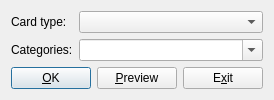
vasvlad/pomni, file mnemosyne/mnemosyne/pyqt_ui/edit_fact_dlg.ui: the form before one commit.
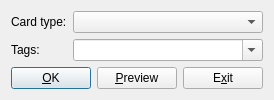
The form after the commit.

Commit message: Rename categories to tags.

What changed in the file:
```diff
--- a/mnemosyne/mnemosyne/pyqt_ui/edit_fact_dlg.ui
+++ b/mnemosyne/mnemosyne/pyqt_ui/edit_fact_dlg.ui
@@ -38,7 +38,7 @@
        <item row="1" column="0">
         <widget class="QLabel" name="label">
          <property name="text">
-          <string>Categories:</string>
+          <string>Tags:</string>
          </property>
         </widget>
        </item>
```
Left out of the diff: 2 changed lines with no effect on the pictures. The commit also changes 48 other files.
